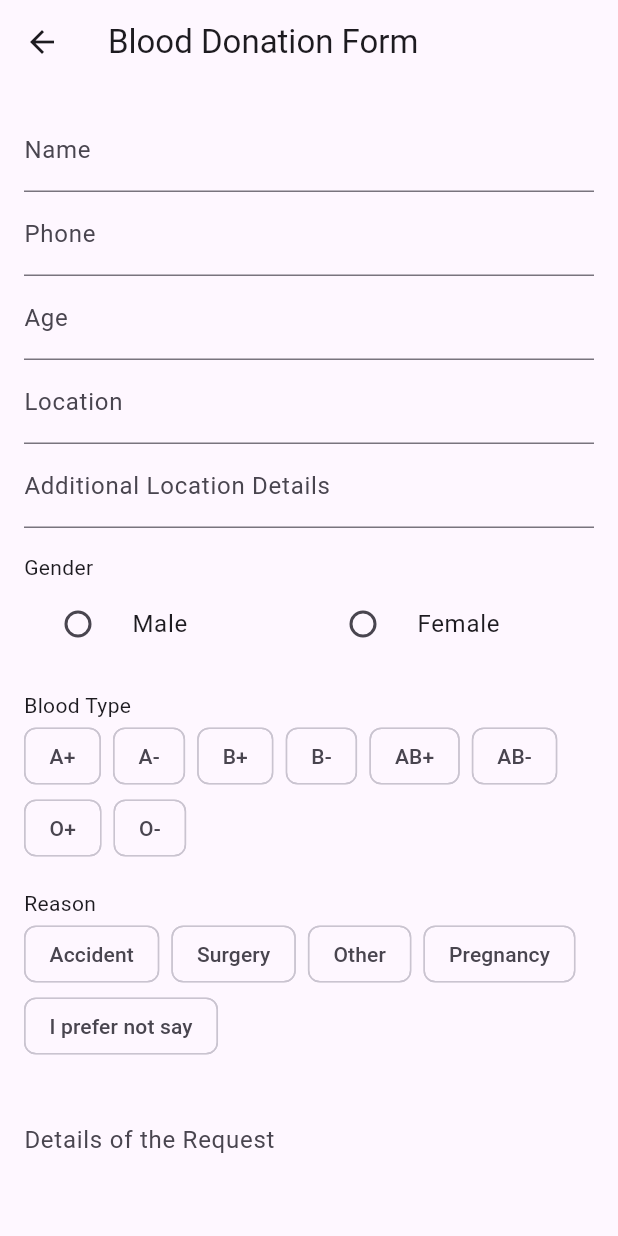
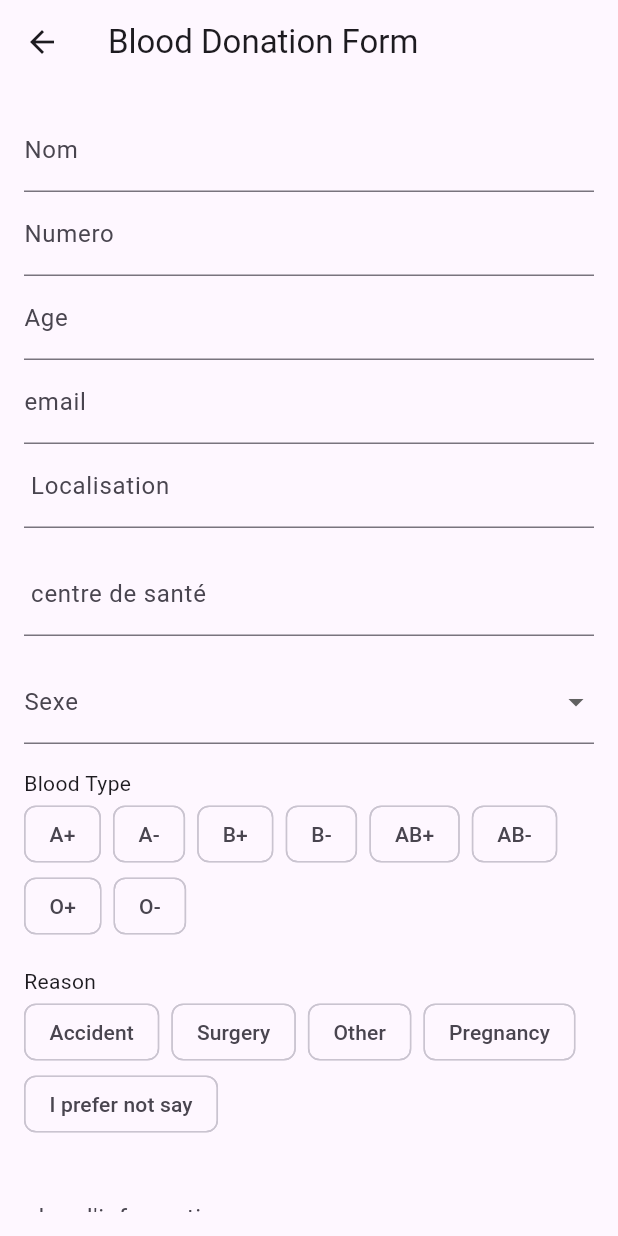
Before and after one commit to 3lkfadel/blood_donnation, a Flutter app: the BloodDonationFormPage screen opened by its route, on a phone screen of 412 x 824 dp. Run offline on Flutter 3.47's test engine with Material 3 defaults, Android fonts, the phone set to English and light mode, and no system bars; our stand-ins replace country_picker, dio, flutter_secure_storage, image_picker; accounts and stored records are empty.

Commit message:
demande_update

```diff
--- a/lib/page/menue/demandePage.dart
+++ b/lib/page/menue/demandePage.dart
@@ -7,8 +7,9 @@ class BloodDonationFormPage extends StatefulWidget {
 
 class _BloodDonationFormPageState extends State<BloodDonationFormPage> {
   final _formKey = GlobalKey<FormState>();
-  String? _gender;
+  String? selectedGender;
   String? _bloodType;
+
   //int _unitsNeeded = 1;
   String? _reason;
 
@@ -25,7 +26,7 @@ class _BloodDonationFormPageState extends State<BloodDonationFormPage> {
           child: ListView(
             children: <Widget>[
               TextFormField(
-                decoration: InputDecoration(labelText: 'Name'),
+                decoration: InputDecoration(labelText: 'Nom'),
                 validator: (value) {
                   if (value == null || value.isEmpty) {
                     return 'Please enter your name';
@@ -34,7 +35,7 @@ class _BloodDonationFormPageState extends State<BloodDonationFormPage> {
                 },
               ),
               TextFormField(
-                decoration: InputDecoration(labelText: 'Phone'),
+                decoration: InputDecoration(labelText: 'Numero'),
                 validator: (value) {
                   if (value == null || value.isEmpty) {
                     return 'Please enter your phone';
@@ -53,7 +54,7 @@ class _BloodDonationFormPageState extends State<BloodDonationFormPage> {
                 },
               ),
               TextFormField(
-                decoration: InputDecoration(labelText: 'Location'),
+                decoration: InputDecoration(labelText: 'email'),
                 validator: (value) {
                   if (value == null || value.isEmpty) {
                     return 'Please enter your location';
@@ -62,7 +63,7 @@ class _BloodDonationFormPageState extends State<BloodDonationFormPage> {
                 },
               ),
               TextFormField(
-                decoration: InputDecoration(labelText: 'Additional Location Details'),
+                decoration: InputDecoration(labelText: ' Localisation '),
                 validator: (value) {
                   if (value == null || value.isEmpty) {
                     return 'Please enter additional location details';
@@ -71,35 +72,38 @@ class _BloodDonationFormPageState extends State<BloodDonationFormPage> {
                 },
               ),
               SizedBox(height: 16),
-              Text('Gender'),
-              Row(
-                children: <Widget>[
-                  Expanded(
-                    child: RadioListTile<String>(
-                      title: Text('Male'),
-                      value: 'Male',
-                      groupValue: _gender,
-                      onChanged: (value) {
-                        setState(() {
-                          _gender = value;
-                        });
-                      },
-                    ),
-                  ),
-                  Expanded(
-                    child: RadioListTile<String>(
-                      title: Text('Female'),
-                      value: 'Female',
-                      groupValue: _gender,
-                      onChanged: (value) {
-                        setState(() {
-                          _gender = value;
-                        });
-                      },
-                    ),
-                  ),
-                ],
+              TextFormField(
+                decoration: InputDecoration(labelText: ' centre de santé '),
+                validator: (value) {
+                  if (value == null || value.isEmpty) {
+                    return 'Please enter additional location details';
+                  }
+                  return null;
+                },
               ),
+              SizedBox(height: 16),
+
+              DropdownButtonFormField<String>(
+                  value: selectedGender,
+                  decoration: InputDecoration(labelText: 'Sexe'),
+                  items: ['Homme', 'Femme', 'Autre']
+                      .map((gender) => DropdownMenuItem(
+                    value: gender,
+                    child: Text(gender),
+                  ))
+                      .toList(),
+                  onChanged: (value) {
+                    setState(() {
+                      selectedGender = value;
+                    });
+                  },
+                  validator: (value) {
+                    if (value == null || value.isEmpty) {
+                      return 'selectionner le sexe';
+                    }
+                    return null;
+                  },
+                ),
               SizedBox(height: 16),
               Text('Blood Type'),
               Wrap(
@@ -128,7 +132,7 @@ class _BloodDonationFormPageState extends State<BloodDonationFormPage> {
                 ],
               ),
               TextFormField(
-                decoration: InputDecoration(labelText: 'Details of the Request'),
+                decoration: InputDecoration(labelText: "plus d'information"),
                 maxLines: 3,
                 validator: (value) {
                   if (value == null || value.isEmpty) {
@@ -169,7 +173,7 @@ class _BloodDonationFormPageState extends State<BloodDonationFormPage> {
                   if (_formKey.currentState!.validate()) {
 
                     ScaffoldMessenger.of(context).showSnackBar(
-                        SnackBar(content: Text("plus d'information")));
+                        SnackBar(content: Text("")));
                   }
                 },
                 child: Text('Submit'),
```
